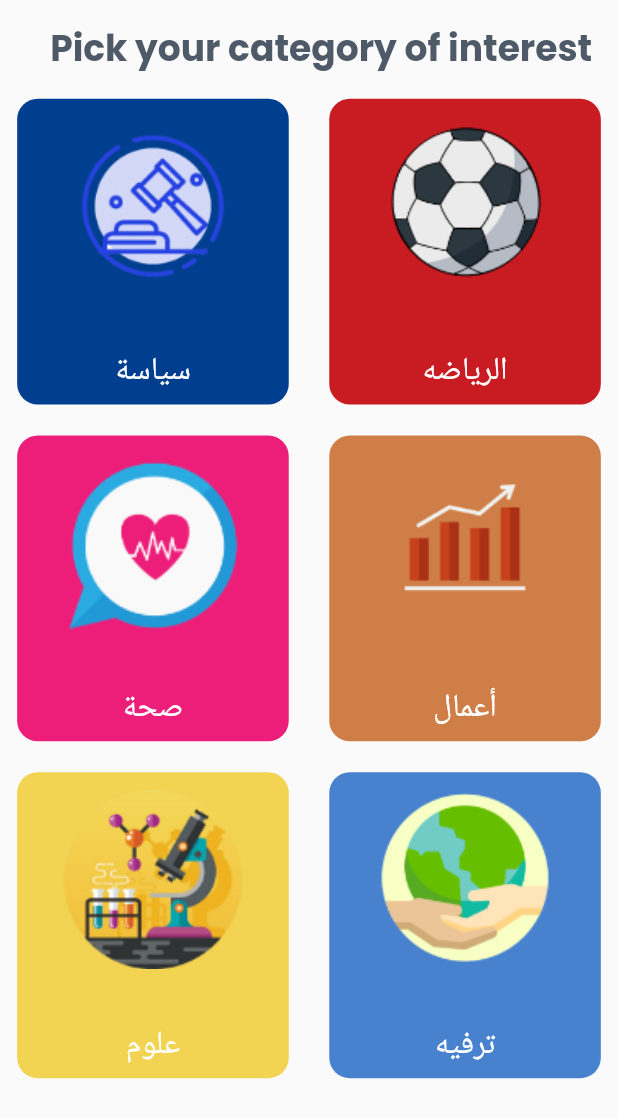
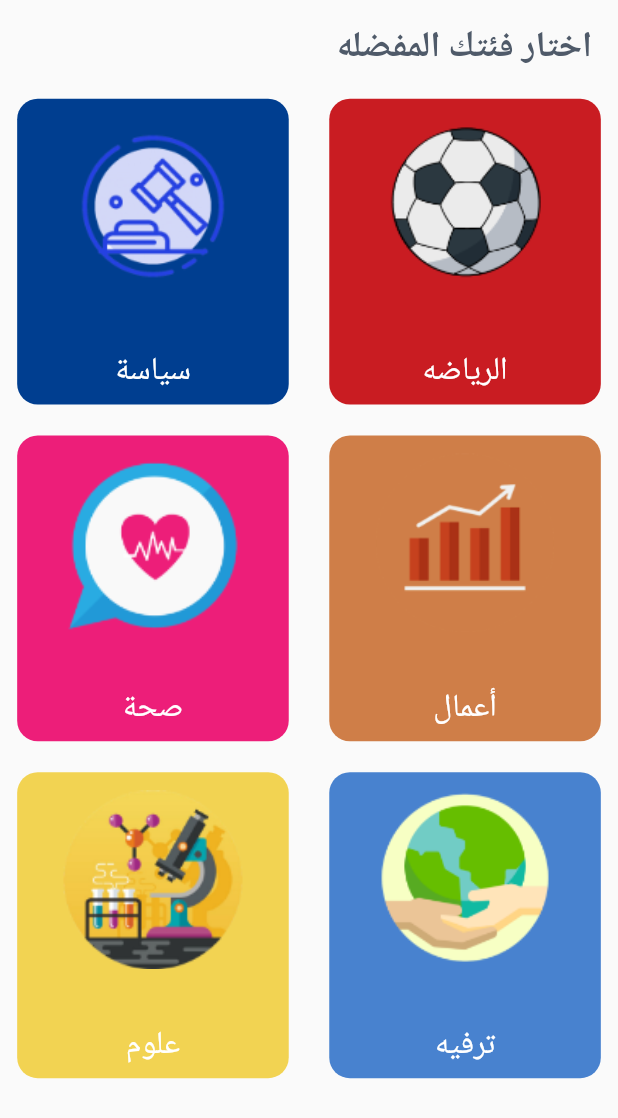
Before and after one commit to yousefel-naggar/news_app, a Flutter app: the CategoryScreen widget shown alone on an empty page, opened directly with empty values, on a phone screen of 412 x 824 dp. Shown: the top 1118 px of the screen. Run offline on Flutter 3.47's test engine with Material 2 defaults, Android fonts, the phone set to English and light mode, and no system bars; our stand-ins replace cached_network_image, flutter_screenutil, google_fonts; generated files the repository leaves out were written again; network calls fail.

Commit message:
add app locliazition to screen

```diff
--- a/lib/screens/category_screen.dart
+++ b/lib/screens/category_screen.dart
@@ -1,4 +1,5 @@
 import 'package:flutter/material.dart';
+import 'package:flutter_gen/gen_l10n/app_localizations.dart';
 import 'package:flutter_screenutil/flutter_screenutil.dart';
 import 'package:google_fonts/google_fonts.dart';
 import 'package:news/models/category_model.dart';
@@ -18,7 +19,7 @@ class CategoryScreen extends StatelessWidget {
         Padding(
           padding: REdgeInsets.symmetric(horizontal: 15, vertical: 13),
           child: Text(
-            "Pick your category of interest",
+            AppLocalizations.of(context)!.choose,
             style: GoogleFonts.poppins(
                 color: const Color(0xFF4F5A69),
                 fontSize: 21.sp,
--- a/lib/screens/new_content_screen.dart
+++ b/lib/screens/new_content_screen.dart
@@ -1,5 +1,6 @@
 import 'package:cached_network_image/cached_network_image.dart';
 import 'package:flutter/material.dart';
+import 'package:flutter_gen/gen_l10n/app_localizations.dart';
 import 'package:flutter_screenutil/flutter_screenutil.dart';
 import 'package:google_fonts/google_fonts.dart';
 
@@ -22,7 +23,7 @@ class NewContentScreen extends StatelessWidget {
         centerTitle: true,
         backgroundColor: ColorsData.green,
         title: Text(
-          "New Content",
+          AppLocalizations.of(context)!.newContent,
           style: GoogleFonts.exo(),
         ),
       ),
--- a/lib/screens/setting_screen.dart
+++ b/lib/screens/setting_screen.dart
@@ -1,6 +1,8 @@
 import 'package:flutter/material.dart';
+import 'package:flutter_gen/gen_l10n/app_localizations.dart';
 import 'package:flutter_screenutil/flutter_screenutil.dart';
 import 'package:google_fonts/google_fonts.dart';
+
 import '../bottom_sheets/lanuage_bottom_sheet.dart';
 import '../shared/styles/colors.dart';
 
@@ -31,7 +33,7 @@ class _SettingScreenState extends State<SettingScreen> {
           centerTitle: true,
           backgroundColor: ColorsData.green,
           title: Text(
-            "Settings",
+            AppLocalizations.of(context)!.settings,
             style: GoogleFonts.exo(
               fontSize: 20.sp,
               fontWeight: FontWeight.w300,
@@ -45,7 +47,7 @@ class _SettingScreenState extends State<SettingScreen> {
               crossAxisAlignment: CrossAxisAlignment.stretch,
               children: [
                 Text(
-                  "Language",
+                  AppLocalizations.of(context)!.lang,
                   style: GoogleFonts.poppins(
                       fontWeight: FontWeight.bold, fontSize: 18.sp),
                 ),
```
Also changed, not shown: lib/screens/show_drawer.dart (+4 -3 lines).
